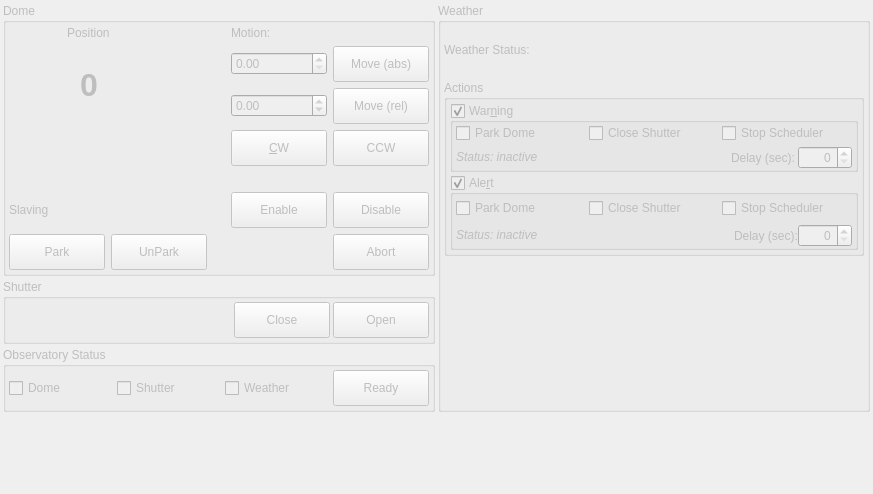
Old version of the form kstars/ekos/observatory/observatory.ui in the repository sterne-jaeger/kstars.
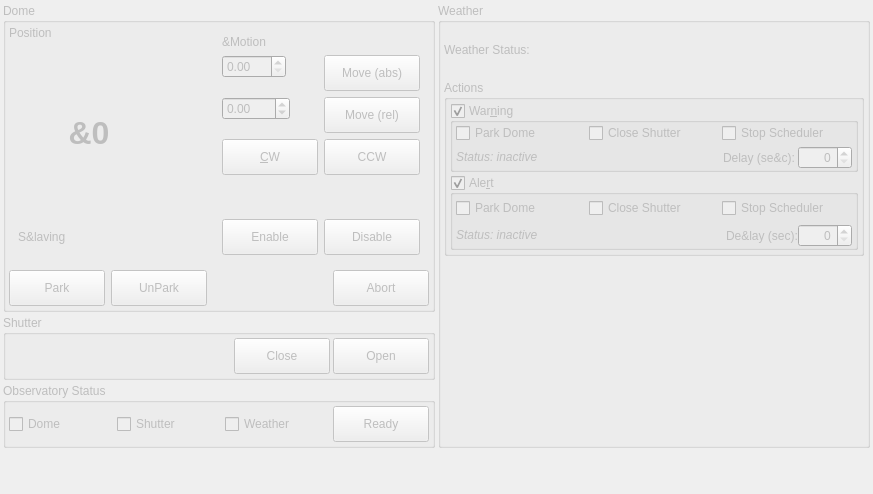
New version of the form.

What changed in the file:
```diff
--- a/kstars/ekos/observatory/observatory.ui
+++ b/kstars/ekos/observatory/observatory.ui
@@ -50,7 +50,7 @@
          <property name="title">
           <string>Dome</string>
          </property>
-         <layout class="QGridLayout" name="gridLayout">
+         <layout class="QVBoxLayout" name="verticalLayout_3">
           <property name="leftMargin">
            <number>3</number>
           </property>
@@ -63,230 +63,8 @@
           <property name="bottomMargin">
            <number>3</number>
           </property>
-          <item row="1" column="0" colspan="6">
+          <item>
            <layout class="QGridLayout" name="domeStatusBox">
-            <item row="8" column="0" colspan="4">
-             <layout class="QHBoxLayout" name="parkingBox">
-              <item>
-               <widget class="QPushButton" name="domePark">
-                <property name="enabled">
-                 <bool>false</bool>
-                </property>
-                <property name="minimumSize">
-                 <size>
-                  <width>96</width>
-                  <height>36</height>
-                 </size>
-                </property>
-                <property name="maximumSize">
-                 <size>
-                  <width>96</width>
-                  <height>36</height>
-                 </size>
-                </property>
-                <property name="toolTip">
-                 <string>&lt;html&gt;&lt;head/&gt;&lt;body&gt;&lt;p&gt;Park the dome. For advanced control of the dome please use the INDI tab.&lt;/p&gt;&lt;/body&gt;&lt;/html&gt;</string>
-                </property>
-                <property name="styleSheet">
-                 <string notr="true">QPushButton:checked
-{
-background-color: maroon;
-border: 1px outset;
-font-weight:bold;
-}</string>
-                </property>
-                <property name="text">
-                 <string>Park</string>
-                </property>
-                <property name="iconSize">
-                 <size>
-                  <width>32</width>
-                  <height>16</height>
-                 </size>
-                </property>
-                <property name="checkable">
-                 <bool>true</bool>
-                </property>
-               </widget>
-              </item>
-              <item>
-               <widget class="QPushButton" name="domeUnpark">
-                <property name="enabled">
-                 <bool>false</bool>
-                </property>
-                <property name="minimumSize">
-                 <size>
-                  <width>96</width>
-                  <height>36</height>
-                 </size>
-                </property>
-                <property name="maximumSize">
-                 <size>
-                  <width>96</width>
-                  <height>36</height>
-                 </size>
-                </property>
-                <property name="toolTip">
-                 <string>&lt;html&gt;&lt;head/&gt;&lt;body&gt;&lt;p&gt;Unpark the dome. For advanced control of the dome please use the INDI tab.&lt;/p&gt;&lt;/body&gt;&lt;/html&gt;</string>
-                </property>
-                <property name="styleSheet">
-                 <string notr="true">QPushButton:checked
-{
-background-color: maroon;
-border: 1px outset;
-font-weight:bold;
-}</string>
-                </property>
-                <property name="text">
-                 <string>UnPark</string>
-                </property>
-                <property name="checkable">
-                 <bool>true</bool>
-                </property>
-                <property name="checked">
-                 <bool>false</bool>
-                </property>
-               </widget>
-              </item>
-              <item>
-               <spacer name="horizontalSpacer_2">
-                <property name="orientation">
-                 <enum>Qt::Horizontal</enum>
-                </property>
-                <property name="sizeHint" stdset="0">
-                 <size>
-                  <width>40</width>
-                  <height>20</height>
-                 </size>
-                </property>
-               </spacer>
-              </item>
-              <item>
-               <widget class="QPushButton" name="motionAbortButton">
-                <property name="enabled">
-                 <bool>false</bool>
-                </property>
-                <property name="minimumSize">
-                 <size>
-                  <width>96</width>
-                  <height>36</height>
-                 </size>
-                </property>
-                <property name="maximumSize">
-                 <size>
-                  <width>96</width>
-                  <height>36</height>
-                 </size>
-                </property>
-                <property name="toolTip">
-                 <string>Abort dome motion</string>
-                </property>
-                <property name="styleSheet">
-                 <string notr="true">QPushButton:checked
-{
-background-color: maroon;
-border: 1px outset;
-font-weight:bold;
-}</string>
-                </property>
-                <property name="text">
-                 <string>Abort</string>
-                </property>
-               </widget>
-              </item>
-             </layout>
-            </item>
-            <item row="1" column="2" rowspan="2" colspan="2">
-             <layout class="QGridLayout" name="MotionBox">
-              <item row="4" column="3">
-               <widget class="QDoubleSpinBox" name="relativeMotionSB">
-                <property name="enabled">
-                 <bool>false</bool>
-                </property>
-                <property name="toolTip">
-                 <string>Relative position the dome should move.</string>
-                </property>
-                <property name="minimum">
-                 <double>-999.990000000000009</double>
-                </property>
-                <property name="maximum">
-                 <double>999.990000000000009</double>
-                </property>
-               </widget>
-              </item>
-              <item row="4" column="4">
-               <widget class="QPushButton" name="motionMoveRelButton">
-                <property name="enabled">
-                 <bool>false</bool>
-                </property>
-                <property name="minimumSize">
-                 <size>
-                  <width>96</width>
-                  <height>36</height>
-                 </size>
-                </property>
-                <property name="maximumSize">
-                 <size>
-                  <width>96</width>
-                  <height>36</height>
-                 </size>
-                </property>
-                <property name="toolTip">
-                 <string>Move the dome for the given degrees and direction.</string>
-                </property>
-                <property name="styleSheet">
-                 <string notr="true">QPushButton:checked
-{
-background-color: maroon;
-border: 1px outset;
-font-weight:bold;
-}</string>
-                </property>
-                <property name="text">
-                 <string>Move (rel)</string>
-                </property>
-               </widget>
-              </item>
-              <item row="3" column="3">
-               <widget class="QDoubleSpinBox" name="absoluteMotionSB">
-                <property name="enabled">
-                 <bool>false</bool>
-                </property>
-                <property name="toolTip">
-                 <string>Absolute position the dome should move.</string>
-                </property>
-                <property name="maximum">
-                 <double>999.990000000000009</double>
-                </property>
-               </widget>
-              </item>
-              <item row="3" column="4">
-               <widget class="QPushButton" name="motionMoveAbsButton">
-                <property name="enabled">
-                 <bool>false</bool>
-                </property>
-                <property name="minimumSize">
-                 <size>
-                  <width>96</width>
-                  <height>36</height>
-                 </size>
-                </property>
-                <property name="maximumSize">
-                 <size>
-                  <width>96</width>
-                  <height>36</height>
-                 </size>
-                </property>
-                <property name="toolTip">
-                 <string>Move the dome to the given absolute position.</string>
-                </property>
-                <property name="text">
-                 <string>Move (abs)</string>
-                </property>
-               </widget>
-              </item>
-             </layout>
-            </item>
             <item row="1" column="0" rowspan="2">
              <widget class="QLabel" name="domeAzimuthPosition">
               <property name="minimumSize">
@@ -309,71 +87,128 @@
                </font>
               </property>
               <property name="text">
-               <string>0</string>
+               <string notr="true">&amp;0</string>
               </property>
               <property name="alignment">
                <set>Qt::AlignCenter</set>
               </property>
              </widget>
             </item>
-            <item row="3" column="3">
-             <widget class="QPushButton" name="motionCCWButton">
-              <property name="enabled">
-               <bool>false</bool>
-              </property>
-              <property name="minimumSize">
-               <size>
-                <width>96</width>
-                <height>36</height>
-               </size>
-              </property>
-              <property name="maximumSize">
-               <size>
-                <width>96</width>
-                <height>36</height>
-               </size>
-              </property>
-              <property name="toolTip">
-               <string>Rotate counter clockwise</string>
-              </property>
-              <property name="styleSheet">
-               <string notr="true">QPushButton:checked
-{
-background-color: maroon;
-border: 1px outset;
-font-weight:bold;
-}</string>
-              </property>
-              <property name="text">
-               <string>CCW</string>
-              </property>
-             </widget>
-            </item>
-            <item row="0" column="2" colspan="2">
-             <widget class="QLabel" name="motionLabel">
-              <property name="enabled">
-               <bool>false</bool>
-              </property>
-              <property name="text">
-               <string>Motion:</string>
-              </property>
-             </widget>
-            </item>
-            <item row="4" column="0" colspan="2">
-             <widget class="QLabel" name="motionStatusLabel">
-              <property name="text">
-               <string/>
-              </property>
-             </widget>
-            </item>
-            <item row="0" column="0" alignment="Qt::AlignHCenter|Qt::AlignTop">
+            <item row="0" column="0" alignment="Qt::AlignLeft|Qt::AlignTop">
              <widget class="QLabel" name="domeAzimuthPositionLabel">
               <property name="text">
                <string>Position</string>
               </property>
              </widget>
             </item>
-            <item row="3" column="2">
+            <item row="4" column="0" colspan="4">
+             <widget class="QLabel" name="motionStatusLabel">
+              <property name="text">
+               <string/>
+              </property>
+             </widget>
+            </item>
+            <item row="0" column="2" rowspan="3" colspan="2">
+             <widget class="QWidget" name="MotionBox" native="true">
+              <layout class="QFormLayout" name="formLayout">
+               <item row="0" column="0">
+                <widget class="QLabel" name="motionLabel">
+                 <property name="enabled">
+                  <bool>false</bool>
+                 </property>
+                 <property name="text">
+                  <string>&amp;Motion</string>
+                 </property>
+                </widget>
+               </item>
+               <item row="1" column="0">
+                <widget class="QDoubleSpinBox" name="absoluteMotionSB">
+                 <property name="enabled">
+                  <bool>false</bool>
+                 </property>
+                 <property name="toolTip">
+                  <string>Absolute position the dome should move.</string>
+                 </property>
+                 <property name="maximum">
+                  <double>999.990000000000009</double>
+                 </property>
+                </widget>
+               </item>
+               <item row="1" column="1">
+                <widget class="QPushButton" name="motionMoveAbsButton">
+                 <property name="enabled">
+                  <bool>false</bool>
+                 </property>
+                 <property name="minimumSize">
+                  <size>
+                   <width>96</width>
+                   <height>36</height>
+                  </size>
+                 </property>
+                 <property name="maximumSize">
+                  <size>
+                   <width>96</width>
+                   <height>36</height>
+                  </size>
+                 </property>
+                 <property name="toolTip">
+                  <string>Move the dome to the given absolute position.</string>
+                 </property>
+                 <property name="text">
+                  <string>Move (abs)</string>
+                 </property>
+                </widget>
+               </item>
+               <item row="2" column="0">
+                <widget class="QDoubleSpinBox" name="relativeMotionSB">
+                 <property name="enabled">
+                  <bool>false</bool>
+                 </property>
+                 <property name="toolTip">
+                  <string>Relative position the dome should move.</string>
+                 </property>
+                 <property name="minimum">
+                  <double>-999.990000000000009</double>
+                 </property>
+                 <property name="maximum">
+                  <double>999.990000000000009</double>
+                 </property>
+                </widget>
+               </item>
+               <item row="2" column="1">
+                <widget class="QPushButton" name="motionMoveRelButton">
+                 <property name="enabled">
+                  <bool>false</bool>
+                 </property>
+                 <property name="minimumSize">
+                  <size>
+                   <width>96</width>
+                   <height>36</height>
+                  </size>
+                 </property>
+                 <property name="maximumSize">
+                  <size>
+                   <width>96</width>
+                   <height>36</height>
+                  </size>
+                 </property>
+                 <property name="toolTip">
+                  <string>Move the dome for the given degrees and direction.</string>
+                 </property>
+                 <property name="styleSheet">
+                  <string notr="true">QPushButton:checked
+{
+background-color: maroon;
+border: 1px outset;
+font-weight:bold;
+}</string>
+                 </property>
+                 <property name="text">
+                  <string>Move (rel)</string>
+                 </property>
+                </widget>
+               </item>
+               <item row="3" column="0">
              <widget class="QPushButton" name="motionCWButton">
               <property name="enabled">
                <bool>false</bool>
@@ -406,12 +241,51 @@
               </property>
              </widget>
             </item>
-            <item row="5" column="0" colspan="4">
+               <item row="3" column="1">
+                <widget class="QPushButton" name="motionCCWButton">
+                 <property name="enabled">
+                  <bool>false</bool>
+                 </property>
+                 <property name="minimumSize">
+                  <size>
+                   <width>96</width>
+                   <height>36</height>
+                  </size>
+                 </property>
+                 <property name="maximumSize">
+                  <size>
+                   <width>96</width>
+                   <height>36</height>
+                  </size>
+                 </property>
+                 <property name="toolTip">
+                  <string>Rotate counter clockwise</string>
+                 </property>
+                 <property name="styleSheet">
+                  <string notr="true">QPushButton:checked
+{
+background-color: maroon;
+border: 1px outset;
+font-weight:bold;
+}</string>
+                 </property>
+                 <property name="text">
+                  <string>CCW</string>
+                 </property>
+                </widget>
+               </item>
+              </layout>
+             </widget>
+            </item>
+           </layout>
+          </item>
+          <item>
+           <widget class="QWidget" name="SlavingBox" native="true">
              <layout class="QHBoxLayout" name="slavingBox">
               <item>
                <widget class="QLabel" name="label">
                 <property name="text">
-                 <string>Slaving</string>
+                <string>S&amp;laving</string>
                 </property>
                </widget>
               </item>
@@ -495,6 +369,136 @@
                </widget>
               </item>
              </layout>
+           </widget>
+          </item>
+          <item>
+           <layout class="QHBoxLayout" name="parkingBox">
+            <item>
+             <widget class="QPushButton" name="domePark">
+              <property name="enabled">
+               <bool>false</bool>
+              </property>
+              <property name="minimumSize">
+               <size>
+                <width>96</width>
+                <height>36</height>
+               </size>
+              </property>
+              <property name="maximumSize">
+               <size>
+                <width>96</width>
+                <height>36</height>
+               </size>
+              </property>
+              <property name="toolTip">
+               <string>&lt;html&gt;&lt;head/&gt;&lt;body&gt;&lt;p&gt;Park the dome. For advanced control of the dome please use the INDI tab.&lt;/p&gt;&lt;/body&gt;&lt;/html&gt;</string>
+              </property>
+              <property name="styleSheet">
+               <string notr="true">QPushButton:checked
+{
+background-color: maroon;
+border: 1px outset;
+font-weight:bold;
+}</string>
+              </property>
+              <property name="text">
+               <string>Park</string>
+              </property>
+              <property name="iconSize">
+               <size>
+                <width>32</width>
+                <height>16</height>
+               </size>
+              </property>
+              <property name="checkable">
+               <bool>true</bool>
+              </property>
+             </widget>
+            </item>
+            <item>
+             <widget class="QPushButton" name="domeUnpark">
+              <property name="enabled">
+               <bool>false</bool>
+              </property>
+              <property name="minimumSize">
+               <size>
+                <width>96</width>
+                <height>36</height>
+               </size>
+              </property>
+              <property name="maximumSize">
+               <size>
+                <width>96</width>
+                <height>36</height>
+               </size>
+              </property>
+              <property name="toolTip">
+               <string>&lt;html&gt;&lt;head/&gt;&lt;body&gt;&lt;p&gt;Unpark the dome. For advanced control of the dome please use the INDI tab.&lt;/p&gt;&lt;/body&gt;&lt;/html&gt;</string>
+              </property>
+              <property name="styleSheet">
+               <string notr="true">QPushButton:checked
+{
+background-color: maroon;
+border: 1px outset;
+font-weight:bold;
+}</string>
+              </property>
+              <property name="text">
+               <string>UnPark</string>
+              </property>
+              <property name="checkable">
+               <bool>true</bool>
+              </property>
+              <property name="checked">
+               <bool>false</bool>
+              </property>
+             </widget>
+            </item>
+            <item>
+             <spacer name="horizontalSpacer_2">
+              <property name="orientation">
+               <enum>Qt::Horizontal</enum>
+              </property>
+              <property name="sizeHint" stdset="0">
+               <size>
+                <width>40</width>
+                <height>20</height>
+               </size>
+              </property>
+             </spacer>
+            </item>
+            <item>
+             <widget class="QPushButton" name="motionAbortButton">
+              <property name="enabled">
+               <bool>false</bool>
+              </property>
+              <property name="minimumSize">
+               <size>
+                <width>96</width>
+                <height>36</height>
+               </size>
+              </property>
+              <property name="maximumSize">
+               <size>
+                <width>96</width>
+                <height>36</height>
+               </size>
+              </property>
+              <property name="toolTip">
+               <string>Abort dome motion</string>
+              </property>
+              <property name="styleSheet">
+               <string notr="true">QPushButton:checked
+{
+background-color: maroon;
+border: 1px outset;
+font-weight:bold;
+}</string>
+              </property>
+              <property name="text">
+               <string>Abort</string>
+              </property>
+             </widget>
             </item>
            </layout>
           </item>
@@ -853,7 +857,7 @@
                 <item>
                  <widget class="QLabel" name="weatherWarningDelayLabel">
                   <property name="text">
-                   <string>Delay (sec):</string>
+                   <string>Delay (se&amp;c):</string>
                   </property>
                  </widget>
                 </item>
@@ -945,7 +949,7 @@
                 <item>
                  <widget class="QLabel" name="weatherAlertDelayLabel">
                   <property name="text">
-                   <string>Delay (sec):</string>
+                   <string>De&amp;lay (sec):</string>
                   </property>
                  </widget>
                 </item>
```
Lines whose indentation alone changed are shown as unchanged.
